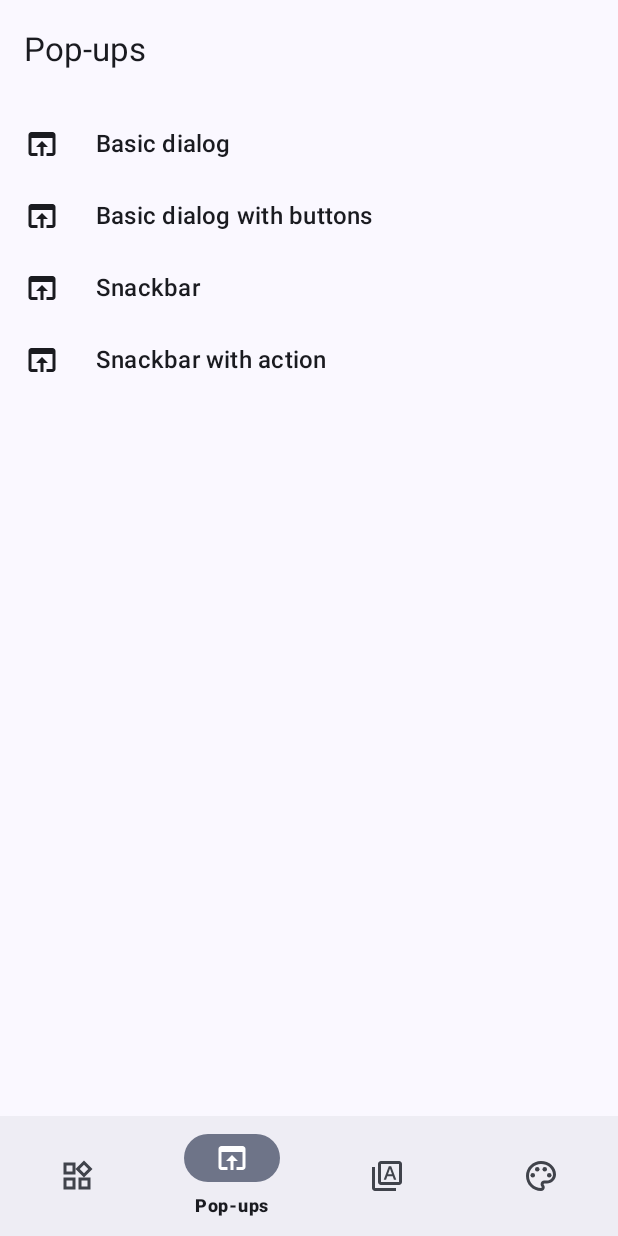
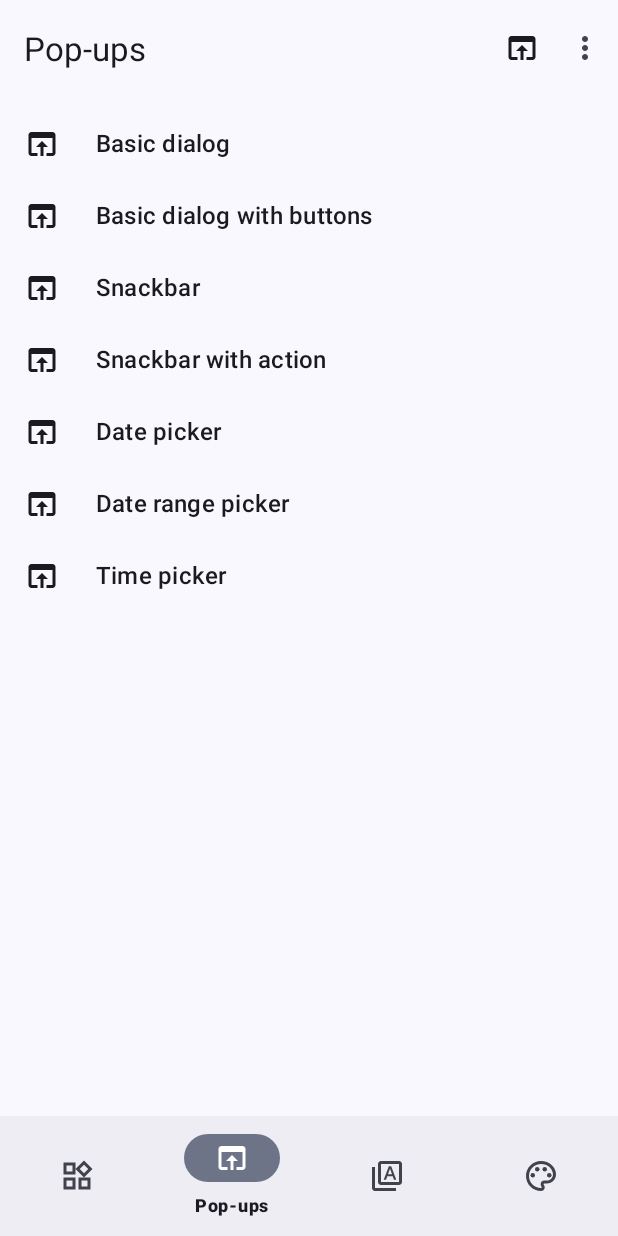
Before and after one commit to Dcard/material3-android-demo, an Android app: the screen it shows after launch (MainActivity), item 2 of the bottom bar chosen, on a phone screen of 412 x 824 dp. Run offline under Robolectric (Android 15) with nearby library versions, the phone set to English and light mode, and no system bars; 1 statement that could not run was skipped.

Commit message:
feature: Add date/time pickers & app bar menu.

```diff
--- a/app/src/main/kotlin/com/github/hiking93/m3demo/popups/PopupsAdapterItem.kt
+++ b/app/src/main/kotlin/com/github/hiking93/m3demo/popups/PopupsAdapterItem.kt
@@ -14,6 +14,9 @@ sealed class PopupsAdapterItem {
             BasicDialogWithButtons,
             Snackbar,
             SnackbarWithAction,
+            DatePicker,
+            DateRangePicker,
+            TimePicker,
         }
     }
 }
--- a/app/src/main/kotlin/com/github/hiking93/m3demo/popups/PopupsAdapterItemFactory.kt
+++ b/app/src/main/kotlin/com/github/hiking93/m3demo/popups/PopupsAdapterItemFactory.kt
@@ -23,5 +23,17 @@ object PopupsAdapterItemFactory {
             type = Type.SnackbarWithAction,
             textResId = R.string.popups_item_snackbar_with_action_option,
         ),
+        PopupOption(
+            type = Type.DatePicker,
+            textResId = R.string.popups_item_date_picker_option,
+        ),
+        PopupOption(
+            type = Type.DateRangePicker,
+            textResId = R.string.popups_item_date_range_picker_option,
+        ),
+        PopupOption(
+            type = Type.TimePicker,
+            textResId = R.string.popups_item_time_picker_option,
+        ),
     )
 }
--- a/app/src/main/res/layout/fragment_popups.xml
+++ b/app/src/main/res/layout/fragment_popups.xml
@@ -2,6 +2,7 @@
 <androidx.coordinatorlayout.widget.CoordinatorLayout
 	xmlns:android="http://schemas.android.com/apk/res/android"
 	xmlns:app="http://schemas.android.com/apk/res-auto"
+	xmlns:tools="http://schemas.android.com/tools"
 	android:layout_width="match_parent"
 	android:layout_height="match_parent">
 
@@ -15,6 +16,7 @@
 			android:layout_width="match_parent"
 			android:layout_height="?actionBarSize"
 			android:elevation="0dp"
+			app:menu="@menu/popup_demo"
 			app:title="@string/popups.main.title" />
 	</com.google.android.material.appbar.AppBarLayout>
 
@@ -24,5 +26,6 @@
 		android:layout_height="match_parent"
 		android:clipToPadding="false"
 		android:paddingVertical="8dp"
-		app:layout_behavior="@string/appbar_scrolling_view_behavior" />
+		app:layout_behavior="@string/appbar_scrolling_view_behavior"
+		tools:listitem="@layout/list_item_popup_option" />
 </androidx.coordinatorlayout.widget.CoordinatorLayout>
--- /dev/null
+++ b/app/src/main/res/menu/popup_demo.xml
@@ -0,0 +1,20 @@
+<?xml version="1.0" encoding="utf-8"?>
+<menu
+	xmlns:android="http://schemas.android.com/apk/res/android"
+	xmlns:app="http://schemas.android.com/apk/res-auto">
+	<item
+		android:id="@+id/app_bar_action"
+		android:icon="@drawable/ic_open_in_browser_24dp"
+		android:title="@string/popups.menu.action"
+		app:iconTint="?colorOnSurface"
+		app:showAsAction="always" />
+	<item
+		android:id="@+id/app_bar_overflow_1"
+		android:title="@string/popups.menu_overflow_1.action" />
+	<item
+		android:id="@+id/app_bar_overflow_2"
+		android:title="@string/popups.menu_overflow_2.action" />
+	<item
+		android:id="@+id/app_bar_overflow_3"
+		android:title="@string/popups.menu_overflow_3.action" />
+</menu>
--- a/app/src/main/res/values/strings.xml
+++ b/app/src/main/res/values/strings.xml
@@ -37,16 +37,28 @@
 	<string name="popups.dialog_negative.action">Negative</string>
 	<string name="popups.dialog_neutral.action">Neutral</string>
 	<string name="popups.dialog_ok.action">OK</string>
+	<string name="popups.date_picker.title">Custom date picker title</string>
+	<string name="popups.date_range_picker.title">Custom date range picker title</string>
 	<string name="popups.dialog_positive.action">Positive</string>
+	<string name="popups.item_date_picker.option">Date picker</string>
+	<string name="popups.item_date_range_picker.option">Date range picker</string>
 	<string name="popups.item_dialog_basic_dialog.option">Basic dialog</string>
 	<string name="popups.item_dialog_basic_dialog_with_buttons.option">Basic dialog with buttons</string>
 	<string name="popups.item_snackbar.option">Snackbar</string>
 	<string name="popups.item_snackbar_with_action.option">Snackbar with action</string>
+	<string name="popups.item_time_picker.option">Time picker</string>
 	<string name="popups.main.option">Pop-ups</string>
 	<string name="popups.main.title">Pop-ups</string>
+	<string name="popups.menu.action">App bar action</string>
+	<string name="popups.menu_action_clicked.message">An app bar action is clicked.</string>
+	<string name="popups.menu_overflow_1.action">Overflow 1</string>
+	<string name="popups.menu_overflow_2.action">Overflow 2</string>
+	<string name="popups.menu_overflow_3.action">Overflow 3</string>
+	<string name="popups.menu_overflow_action_clicked.message">An app bar overflow action is clicked.</string>
 	<string name="popups.snackbar.action">Action</string>
 	<string name="popups.snackbar_action_clicked.message">A snackbar action is clicked.</string>
 	<string name="popups.snackbar_default.message">Snackbars inform users of a process that an app has performed or will perform.</string>
+	<string name="popups.time_picker.title">Custom time picker title</string>
 	<string name="typography.item_body_large.description">Body Large</string>
 	<string name="typography.item_body_medium.description">Body Medium</string>
 	<string name="typography.item_body_small.description">Body Small</string>
```
Also changed, not shown: app/src/main/kotlin/com/github/hiking93/m3demo/popups/PopupsFragment.kt (+43 -0 lines), 1 other file.
